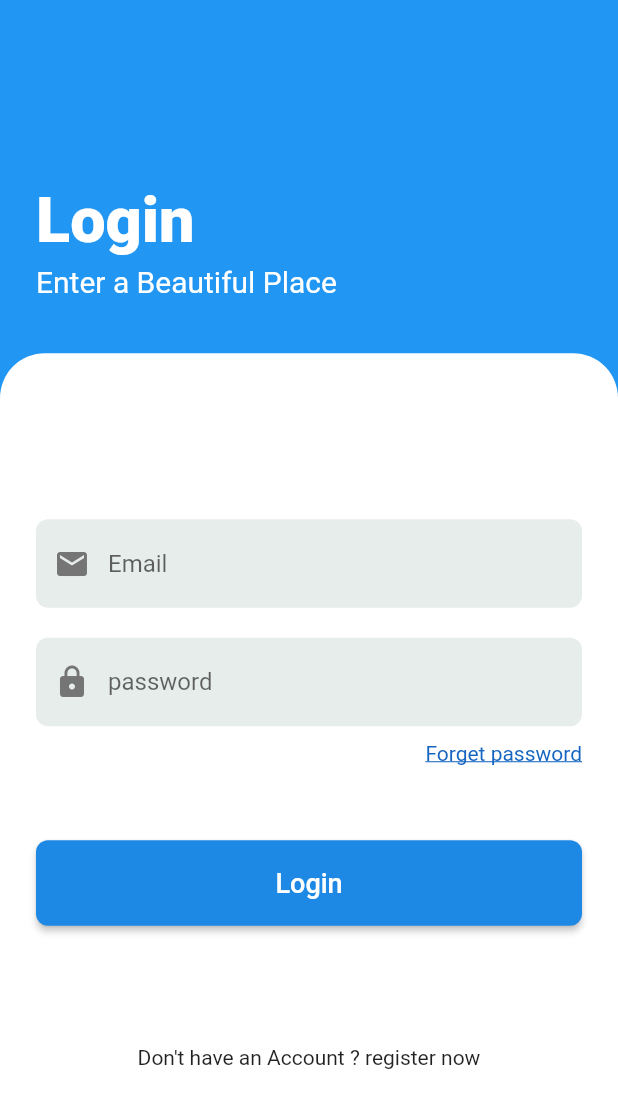
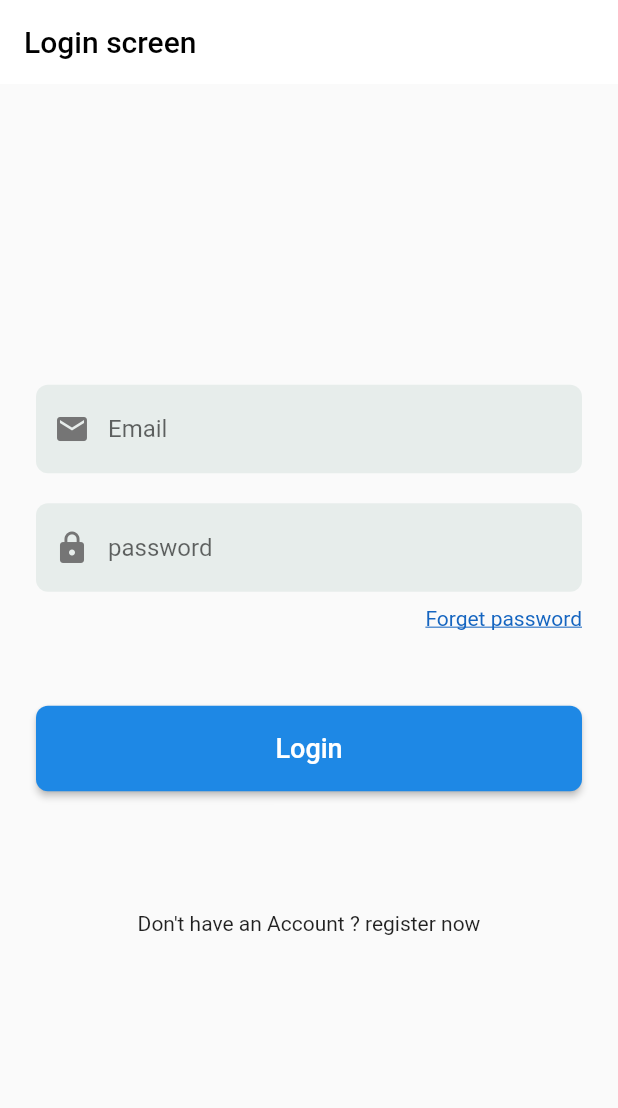
Before and after one commit to olivermendez/Sendi, a Flutter app: the screen it shows after launch, swiped to page 3, on a phone screen of 412 x 824 dp. Shown: the top 1108 px of the screen. Run offline on Flutter 3.47's test engine with Material 2 defaults, Android fonts, the phone set to English and light mode, and no system bars; missing offline and left inert: awesome_card.

Commit message:
Login Screen finished

```diff
--- a/sendi_app_commerce/lib/src/app.dart
+++ b/sendi_app_commerce/lib/src/app.dart
@@ -1,8 +1,7 @@
 import 'package:flutter/material.dart';
-//import 'package:flutter/services.dart';
-import 'package:sendi_app_commerce/src/pages/login/login_page.dart';
+
 import 'package:sendi_app_commerce/src/components/navbar/nav_screen.dart';
-import 'package:sendi_app_commerce/src/pages/phone_verfication/phone_number_verfication.dart';
+import 'package:sendi_app_commerce/src/pages/pages.dart';
 
 import 'package:sendi_app_commerce/src/pages/welcome/welcome_page.dart';
 
@@ -19,7 +18,7 @@ class MyApp extends StatelessWidget {
             BottomNavigationBarThemeData(selectedItemColor: Colors.red),
       ),
       home: PageView(
-        children: [WelcomePage(), PhoneEntry(), LoginPage(), NavScreen()],
+        children: [WelcomePage(), PhoneEntry(), LoginScreen(), NavScreen()],
       ),
     );
   }
--- /dev/null
+++ b/sendi_app_commerce/lib/src/pages/login/login_screen.dart
@@ -0,0 +1,113 @@
+import 'package:flutter/material.dart';
+
+class LoginScreen extends StatefulWidget {
+  //const LoginScreen({Key? key}) : super(key: key);
+
+  @override
+  _LoginScreenState createState() => _LoginScreenState();
+}
+
+class _LoginScreenState extends State<LoginScreen> {
+  @override
+  Widget build(BuildContext context) {
+    return Scaffold(
+      appBar: AppBar(
+        elevation: 0,
+        title: Text(
+          "Login screen",
+          style: TextStyle(color: Colors.black),
+        ),
+        backgroundColor: Colors.white,
+      ),
+      body: Container(
+        width: double.infinity,
+        child: Padding(
+          padding: const EdgeInsets.all(24.0),
+          child: Column(
+            mainAxisAlignment: MainAxisAlignment.center,
+            children: [
+              TextField(
+                keyboardType: TextInputType.emailAddress,
+                decoration: InputDecoration(
+                  filled: true,
+                  fillColor: Color(0xFFE7EDEB),
+                  hintText: "Email",
+                  prefixIcon: Icon(
+                    Icons.mail,
+                    color: Colors.grey[600],
+                  ),
+                  border: OutlineInputBorder(
+                    borderSide: BorderSide.none,
+                    borderRadius: BorderRadius.circular(8.0),
+                  ),
+                ),
+              ),
+              SizedBox(
+                height: 20.0,
+              ),
+              TextField(
+                obscureText: true,
+                decoration: InputDecoration(
+                  filled: true,
+                  fillColor: Color(0xFFE7EDEB),
+                  hintText: "password",
+                  prefixIcon: Icon(
+                    Icons.lock,
+                    color: Colors.grey[600],
+                  ),
+                  border: OutlineInputBorder(
+                    borderSide: BorderSide.none,
+                    borderRadius: BorderRadius.circular(8.0),
+                  ),
+                ),
+              ),
+              SizedBox(
+                height: 10.0,
+              ),
+              Row(
+                mainAxisAlignment: MainAxisAlignment.end,
+                children: [
+                  Text(
+                    "Forget password",
+                    textAlign: TextAlign.end,
+                    style: TextStyle(
+                      color: Colors.blue[800],
+                      decoration: TextDecoration.underline,
+                    ),
+                  ),
+                ],
+              ),
+              SizedBox(
+                height: 50.0,
+              ),
+              Container(
+                width: double.infinity,
+                child: RaisedButton(
+                  onPressed: () {},
+                  shape: RoundedRectangleBorder(
+                    borderRadius: BorderRadius.circular(8.0),
+                  ),
+                  color: Colors.blue[600],
+                  child: Padding(
+                    padding: const EdgeInsets.symmetric(vertical: 18.0),
+                    child: Text(
+                      "Login",
+                      style: TextStyle(
+                        color: Colors.white,
+                        fontSize: 18.0,
+                      ),
+                    ),
+                  ),
+                ),
+              ),
+              SizedBox(
+                height: 80.0,
+              ),
+              Text("Don't have an Account ? register now")
+            ],
+          ),
+        ),
+      ),
+    );
+  }
+}
--- a/sendi_app_commerce/lib/src/pages/pages.dart
+++ b/sendi_app_commerce/lib/src/pages/pages.dart
@@ -0,0 +1,2 @@
+export 'login/login_screen.dart';
+export 'phone_verfication/phone_number_verification.dart';
```
Also changed, not shown: sendi_app_commerce/lib/src/pages/phone_verfication/phone_number_verification.dart (renamed from sendi_app_commerce/lib/src/pages/phone_verfication/phone_number_verfication.dart).
